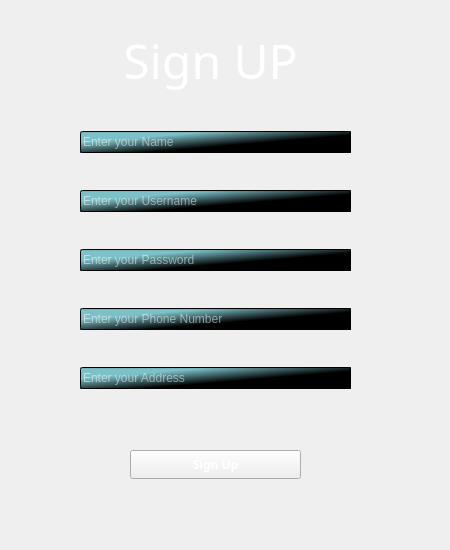
Above: SkullKing/signup.ui from faezehghiasi/SkullKing_Game before the change. Below: the same form after it.
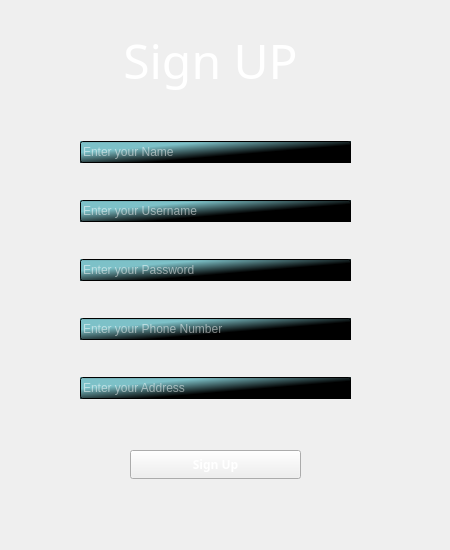
That is the form after the change. Icons and pictures are not drawn.

The edit to the form file:
```diff
--- a/SkullKing/signup.ui
+++ b/SkullKing/signup.ui
@@ -87,7 +87,7 @@
      <property name="geometry">
       <rect>
        <x>80</x>
-       <y>100</y>
+       <y>110</y>
        <width>271</width>
        <height>321</height>
       </rect>
```
Left out of the diff: 6 changed lines with no effect on the pictures.
